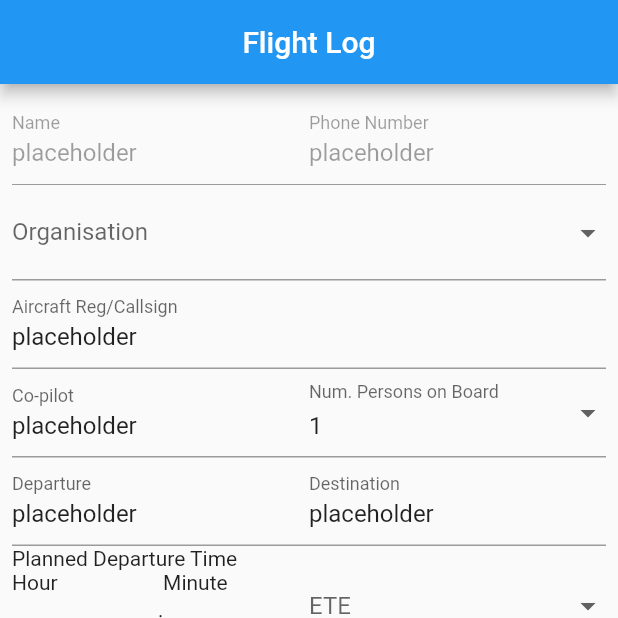
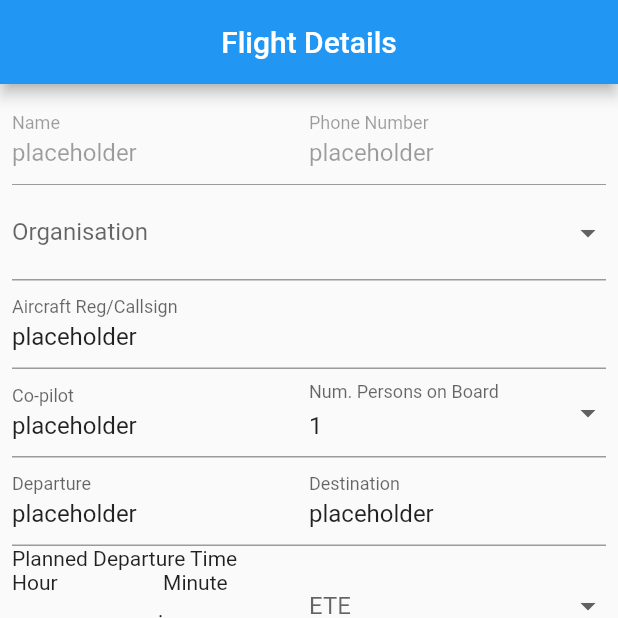
Before and after one commit to Duckmaster/FlightFollower, a Flutter app: the screen it shows after launch, on a phone screen of 412 x 824 dp, the top half of it. Run offline on Flutter 3.47's test engine with Material 2 defaults, Android fonts, the phone set to English and light mode, and no system bars; our stand-ins replace cloud_firestore, firebase_core; accounts and stored records are empty.

Commit message:
Renamed page names

```diff
--- a/lib/main.dart
+++ b/lib/main.dart
@@ -53,8 +53,8 @@ class MyHomePage extends StatefulWidget {
 class _MyHomePageState extends State<MyHomePage> {
   int _selectedIndex = 0;
   static const List<Widget> _titles = <Widget>[
-    Text("Flight Log"),
-    Text("Flight Monitoring"),
+    Text("Flight Details"),
+    Text("Flight Following Log"),
   ];
 
   void _onItemTapped(int index) {
```
